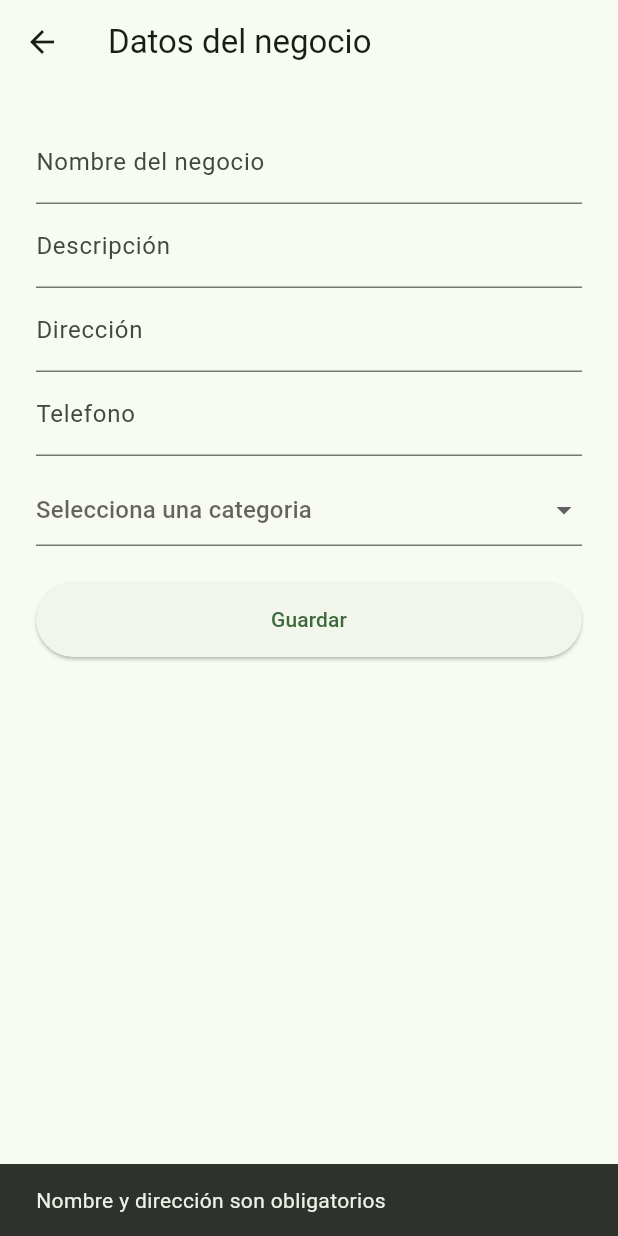
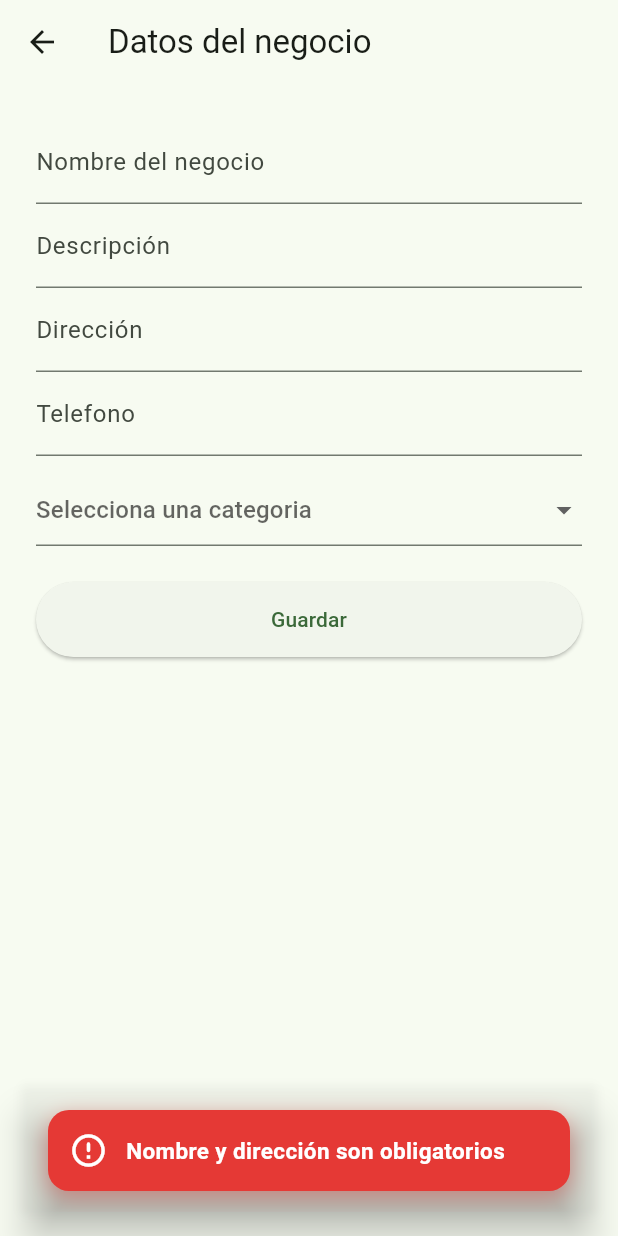
Before and after one commit to D3nn1S-Mugart3/pueblo_entrega, a Flutter app: the BusinessFormScreen screen opened directly, after a tap on "Guardar", on a phone screen of 412 x 824 dp. Run offline on Flutter 3.47's test engine with Material 3 defaults, Android fonts, the phone set to English and light mode, and no system bars; our stand-ins replace cloud_firestore, firebase_auth, firebase_core; accounts and stored records are empty; network calls fail; Roboto replaces fonts that are missing (Poppins).

Commit message:
feat: Implemente nuevo archivo de carga 'Loader' y un nuevo diseño en snackbar

```diff
--- a/pueblo_entrega_app/lib/main.dart
+++ b/pueblo_entrega_app/lib/main.dart
@@ -1,5 +1,6 @@
 import 'package:cloud_firestore/cloud_firestore.dart';
 import 'package:flutter/material.dart';
+import 'package:pueblo_entrega_app/screens/utils/app_loader.dart';
 import 'package:pueblo_entrega_app/splash_screen.dart';
 import 'package:firebase_core/firebase_core.dart';
 import 'package:pueblo_entrega_app/screens/business/business_dashboard_screen.dart';
@@ -76,9 +77,7 @@ class AuthWrapperScreen extends StatelessWidget {
                 .get(),
             builder: (context, userSnapshot) {
               if (!userSnapshot.hasData) {
-                return const Scaffold(
-                  body: Center(child: CircularProgressIndicator()),
-                );
+                return Scaffold(body: appLoaderWidget(text: "Cargando..."));
               }
               final data = userSnapshot.data!.data();
               final esNegocio = data?['esNegocio'] ?? false;
--- a/pueblo_entrega_app/lib/screens/auth/login_screen.dart
+++ b/pueblo_entrega_app/lib/screens/auth/login_screen.dart
@@ -1,6 +1,5 @@
 import 'package:flutter/material.dart';
 import 'package:firebase_auth/firebase_auth.dart';
-import 'package:pueblo_entrega_app/screens/customer/home_screen.dart';
 import 'register_screen.dart';
 
 class LoginScreen extends StatefulWidget {
--- a/pueblo_entrega_app/lib/screens/business/business_form_screen.dart
+++ b/pueblo_entrega_app/lib/screens/business/business_form_screen.dart
@@ -1,6 +1,8 @@
 import 'package:cloud_firestore/cloud_firestore.dart';
 import 'package:firebase_auth/firebase_auth.dart';
 import 'package:flutter/material.dart';
+import 'package:pueblo_entrega_app/screens/utils/app_loader.dart';
+import 'package:pueblo_entrega_app/screens/utils/snackbar.dart';
 
 class BusinessFormScreen extends StatefulWidget {
   final String? negocioId;
@@ -41,11 +43,18 @@ class _BusinessFormScreenState extends State<BusinessFormScreen> {
 
   Future<void> saveBusiness() async {
     if (nameCtrl.text.isEmpty || addressCtrl.text.isEmpty) {
-      ScaffoldMessenger.of(context).showSnackBar(
-        const SnackBar(content: Text("Nombre y dirección son obligatorios")),
+      // ScaffoldMessenger.of(context).showSnackBar(
+      //   const SnackBar(content: Text("Nombre y dirección son obligatorios")),
+      // );
+      showAppSnackBar(
+        context,
+        message: "Nombre y dirección son obligatorios",
+        type: SnackType.error,
       );
       return;
     }
+
+    showAppLoader(context, text: "Guardando negocio...");
 
     final uid = FirebaseAuth.instance.currentUser!.uid;
     final data = {
@@ -67,11 +76,20 @@ class _BusinessFormScreenState extends State<BusinessFormScreen> {
           .update(data);
     }
 
-    ScaffoldMessenger.of(context).showSnackBar(
-      const SnackBar(content: Text("Negocio guardado correctamente")),
-    );
+    if (!context.mounted) return;
+    hideAppLoader(context);
 
-    Navigator.pop(context);
+    // showAppSnackBar(
+    //   context,
+    //   message: "Negocio guardado correctamente",
+    //   type: SnackType.success,
+    // );
+
+    // ScaffoldMessenger.of(context).showSnackBar(
+    //   const SnackBar(content: Text("Negocio guardado correctamente")),
+    // );
+
+    Navigator.pop(context, true);
   }
 
   @override
--- a/pueblo_entrega_app/lib/screens/business/product_form_screen.dart
+++ b/pueblo_entrega_app/lib/screens/business/product_form_screen.dart
@@ -1,6 +1,5 @@
 import 'package:cloud_firestore/cloud_firestore.dart';
 import 'package:firebase_auth/firebase_auth.dart';
-import 'package:firebase_core/firebase_core.dart';
 import 'package:flutter/material.dart';
 
 class ProductFormScreen extends StatefulWidget {
--- a/pueblo_entrega_app/lib/screens/utils/snackbar.dart
+++ b/pueblo_entrega_app/lib/screens/utils/snackbar.dart
@@ -1,82 +1,87 @@
 import 'package:flutter/material.dart';
 
-void showSuccessSnackBar(BuildContext context, String message) {
-  ScaffoldMessenger.of(context).showSnackBar(
-    SnackBar(
-      backgroundColor: Colors.green.shade600,
-      behavior: SnackBarBehavior.floating,
-      margin: EdgeInsets.all(16),
-      shape: RoundedRectangleBorder(borderRadius: BorderRadius.circular(12)),
-      content: Row(
+enum SnackType { success, error, warning, info }
+
+void showAppSnackBar(
+  BuildContext context, {
+  required String message,
+  SnackType type = SnackType.success,
+}) {
+  Color bgColor;
+  IconData icon;
+
+  switch (type) {
+    case SnackType.success:
+      bgColor = Colors.green.shade600;
+      icon = Icons.check_circle_outline_rounded;
+      break;
+
+    case SnackType.error:
+      bgColor = Colors.red.shade600;
+      icon = Icons.error_outline_rounded;
+      break;
+
+    case SnackType.warning:
+      bgColor = Colors.amber.shade700;
+      icon = Icons.warning_amber_rounded;
+      break;
+
+    case SnackType.info:
+      bgColor = Colors.blue.shade600;
+      icon = Icons.info_outline_rounded;
+
+    default:
+      bgColor = Colors.grey.shade800;
+      icon = Icons.notifications_none;
+  }
+
+  final snackBar = SnackBar(
+    elevation: 10,
+    backgroundColor: Colors.transparent,
+    behavior: SnackBarBehavior.floating,
+    margin: const EdgeInsets.all(16),
+    duration: const Duration(seconds: 2),
+    animation: CurvedAnimation(
+      parent: AnimationController(
+        vsync: ScaffoldMessenger.of(context),
+        duration: const Duration(milliseconds: 300),
+      ),
+      curve: Curves.easeOutBack,
+    ),
+    content: Container(
+      padding: const EdgeInsets.all(14),
+      decoration: BoxDecoration(
+        color: bgColor,
+        borderRadius: BorderRadius.circular(14),
+        boxShadow: [
+          BoxShadow(
+            color: bgColor.withOpacity(0.4),
+            blurRadius: 12,
+            offset: const Offset(0, 4),
+          ),
+        ],
+      ),
+      child: Row(
         children: [
-          const Icon(Icons.check_circle_outline_rounded, color: Colors.white),
+          Icon(icon, color: Colors.white, size: 26),
           const SizedBox(width: 12),
+
           Expanded(
             child: Text(
               message,
               style: const TextStyle(
                 color: Colors.white,
-                fontWeight: FontWeight.bold,
+                fontSize: 15,
+                fontWeight: FontWeight.w600,
               ),
             ),
           ),
         ],
       ),
-      duration: Duration(seconds: 2),
     ),
   );
+
+  ScaffoldMessenger.of(context)
+    ..hideCurrentSnackBar()
+    ..showSnackBar(snackBar);
 }
-
-void showUpdatedSnackBar(BuildContext context, String message) {
-  ScaffoldMessenger.of(context).showSnackBar(
-    SnackBar(
-      backgroundColor: Colors.amber.shade700,
-      behavior: SnackBarBehavior.floating,
-      margin: EdgeInsets.all(16),
-      shape: RoundedRectangleBorder(borderRadius: BorderRadius.circular(12)),
-      content: Row(
-        children: [
-          const Icon(Icons.edit_outlined, color: Colors.white),
-          const SizedBox(width: 12),
-          Expanded(
-            child: Text(
-              message,
-              style: const TextStyle(
-                color: Colors.white,
-                fontWeight: FontWeight.bold,
-              ),
-            ),
-          ),
-        ],
-      ),
-      duration: Duration(seconds: 2),
-    ),
-  );
-}
-
-void showErrorSnackBar(BuildContext context, String message) {
-  ScaffoldMessenger.of(context).showSnackBar(
-    SnackBar(
-      backgroundColor: Colors.red.shade600,
-      behavior: SnackBarBehavior.floating,
-      margin: EdgeInsets.all(16),
-      shape: RoundedRectangleBorder(borderRadius: BorderRadius.circular(12)),
-      content: Row(
-        children: [
-          const Icon(Icons.error_outline_rounded, color: Colors.white),
-          const SizedBox(width: 12),
-          Expanded(
-            child: Text(
-              message,
-              style: const TextStyle(
-                color: Colors.white,
-                fontWeight: FontWeight.bold,
-              ),
-            ),
-          ),
-        ],
-      ),
-      duration: Duration(seconds: 2),
-    ),
-  );
-}
```
Also changed, not shown: pueblo_entrega_app/lib/screens/business/business_dashboard_screen.dart (+44 -6 lines), pueblo_entrega_app/lib/screens/business_register_screen.dart (+14 -1 lines), pueblo_entrega_app/lib/screens/utils/app_loader.dart (added, +139 -0 lines).
